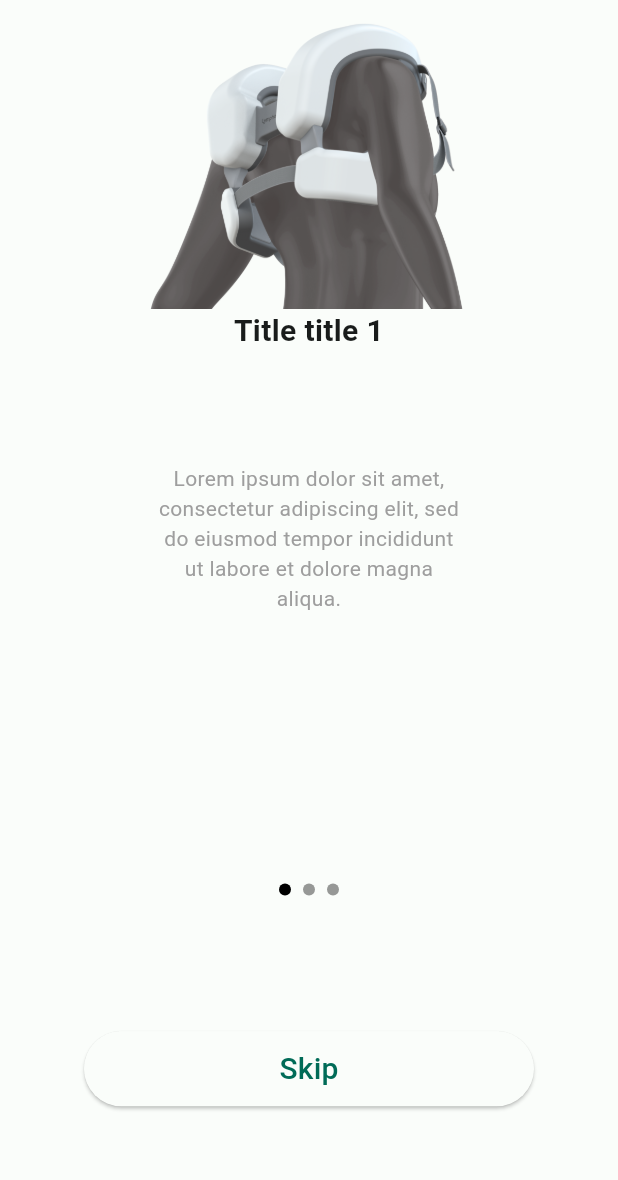
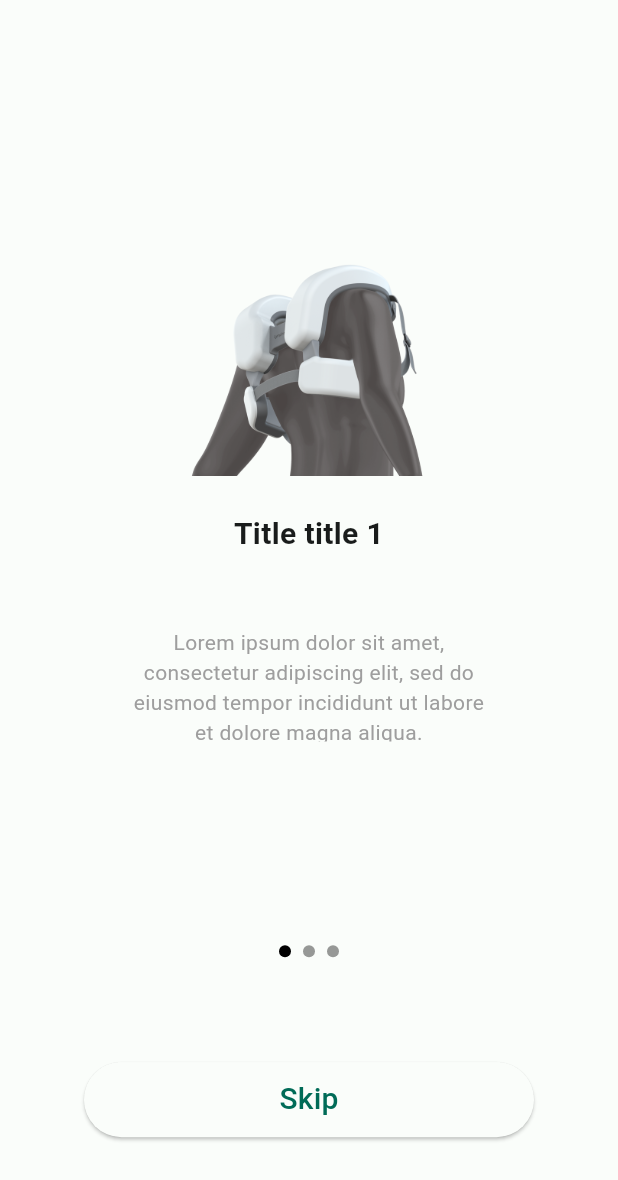
Before and after one commit to kwakdeung/lymphowear_remote_app, a Flutter app: the screen it shows after launch, on a phone screen of 412 x 824 dp. Shown: the top 1180 px of the screen. Run offline on Flutter 3.47's test engine with Material 2 defaults, Android fonts, the phone set to English and light mode, and no system bars.

Commit message:
Response modify

```diff
--- a/lib/pages/onboarding_contents.dart
+++ b/lib/pages/onboarding_contents.dart
@@ -16,10 +16,10 @@
 class _OnboardingContentsState extends State<OnboardingContents> {
   @override
   Widget build(BuildContext context) {
-    EdgeInsets contentsPadding = MediaQuery.of(context).viewPadding;
     var pageSize = MediaQuery.of(context).size;
-    return Padding(
-      padding: contentsPadding,
+    return SizedBox(
+      width: double.infinity,
+      height: pageSize.height,
       child: Column(
         children: [
           Expanded(
@@ -29,6 +29,7 @@
               height: pageSize.height * 0.1,
             ),
           ),
+          SizedBox(height: pageSize.height * 0.03),
           Expanded(
             flex: 1,
             child: Text(
@@ -43,7 +44,7 @@
           Expanded(
             flex: 1,
             child: SizedBox(
-              width: pageSize.width * 0.5,
+              width: pageSize.width * 0.6,
               height: double.infinity,
               child: Text(
                 widget.description,
--- a/lib/pages/onboarding_page.dart
+++ b/lib/pages/onboarding_page.dart
@@ -38,7 +38,9 @@
             height: pageSize.height,
             child: Column(
               children: [
+                SizedBox(height: pageSize.height * 0.2),
                 Expanded(
+                  // PageView.builder안에서 image, title, description 비율, size를 조절해야함
                   child: PageView.builder(
                     controller: pageController,
                     itemCount: onboardingData.length,
@@ -56,6 +58,7 @@
                   ),
                 ),
                 Expanded(
+                  // Column delete
                   child: Column(
                     children: [
                       const Spacer(flex: 2),
@@ -63,6 +66,7 @@
                         mainAxisAlignment: MainAxisAlignment.center,
                         children: [
                           ...List.generate(
+                              // Legible 하게 고친다.
                               onboardingData.length,
                               ((index) => Padding(
                                     padding: const EdgeInsets.all(4),
@@ -72,7 +76,9 @@
                         ],
                       ),
                       const Spacer(flex: 1),
-                      SizedBox(
+                      Expanded(
+                        flex: 0,
+                        child: SizedBox(
                           height: 50,
                           width: 300,
                           child: ElevatedButton(
@@ -88,6 +94,7 @@
                             ),
                           ),
                         ),
+                      ),
                       const Spacer(flex: 1),
                     ],
                   ),
```
Lines whose indentation alone changed are shown as unchanged.
